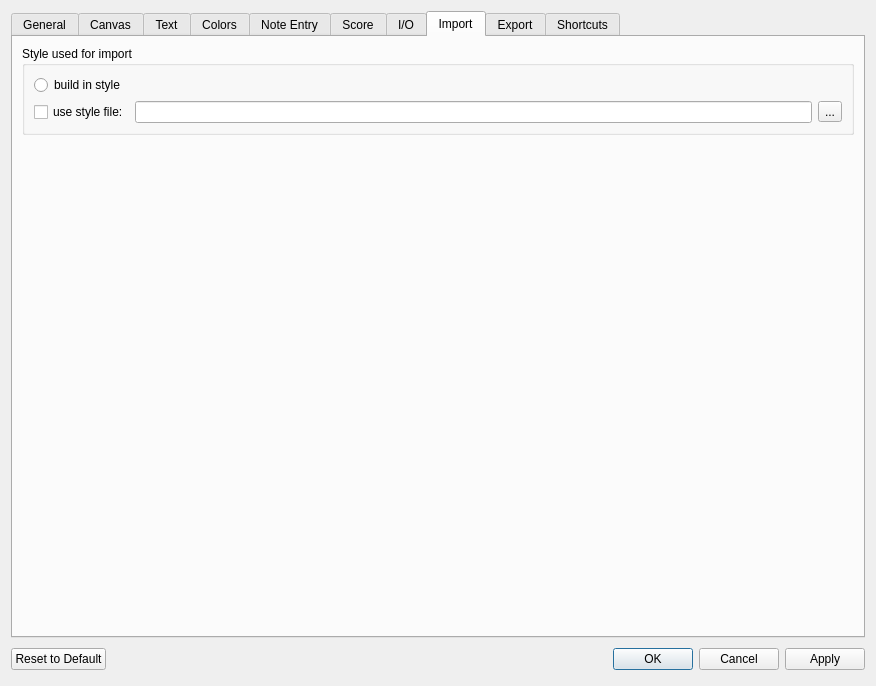
This is mscore/mscore/prefsdialog.ui in musescore/musescore-old as Qt 5 draws it before an edit. The edited form follows.
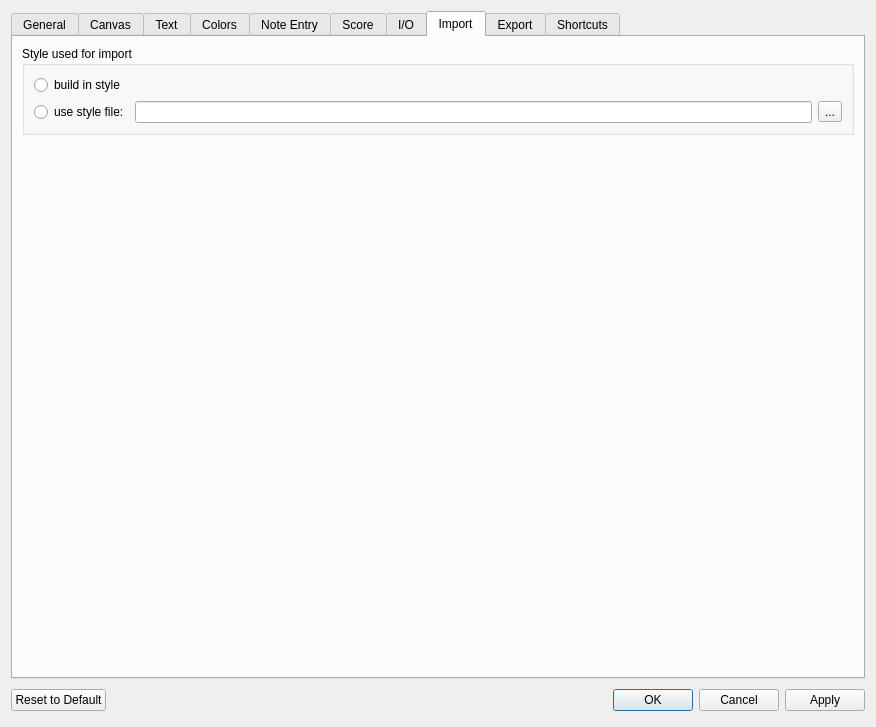
This is the edited form. The open tabs and pages were chosen to show the change. Icons and pictures are not drawn. Custom widgets are drawn as their Qt base class.

Patch:
```diff
--- a/mscore/mscore/prefsdialog.ui
+++ b/mscore/mscore/prefsdialog.ui
@@ -7,7 +7,7 @@
     <x>0</x>
     <y>0</y>
     <width>876</width>
-    <height>686</height>
+    <height>727</height>
    </rect>
   </property>
   <property name="windowTitle">
@@ -1954,7 +1954,7 @@
           <item>
            <layout class="QHBoxLayout">
             <item>
-             <widget class="QCheckBox" name="useStyleFile">
+             <widget class="QRadioButton" name="useImportStyleFile">
               <property name="text">
                <string>use style file:</string>
               </property>
```
Left out of the diff: 4 changed lines with no effect on the pictures.
